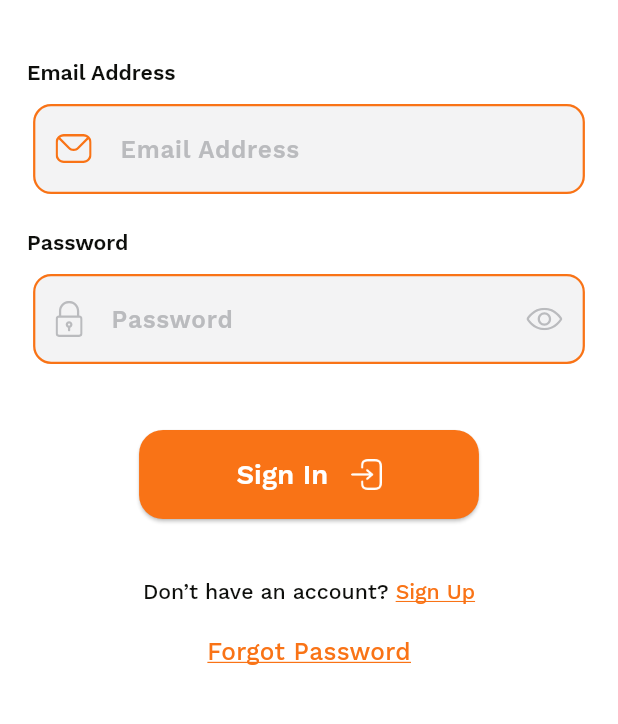
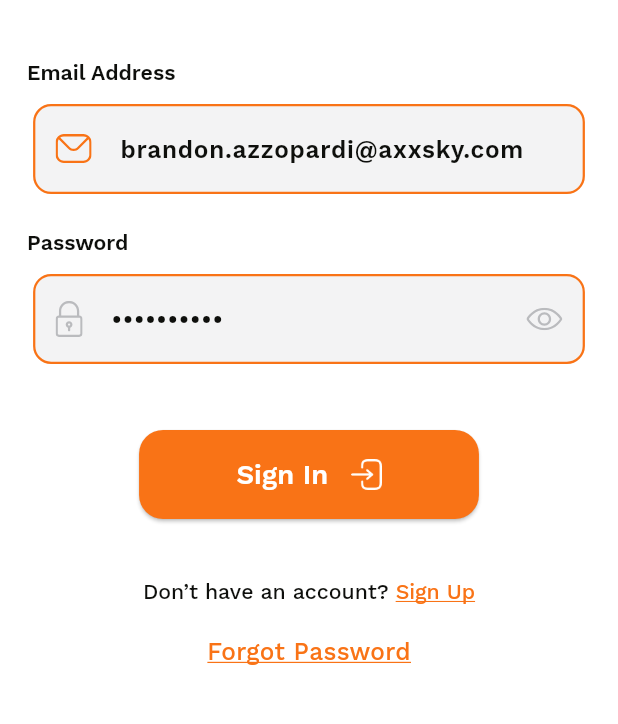
Before and after one commit to prashantkareliya/fortfitness, a Flutter app: the screen it shows after launch, after a tap on "Sign In", on a phone screen of 412 x 824 dp, the part 430-1154 px from its top. Run offline on Flutter 3.47's test engine with Material 3 defaults, Android fonts, the phone set to English and light mode, and no system bars; drawn by our look-alikes of modal_progress_hud_nsn; our stand-ins replace bloc, cached_network_image, connectivity_plus, firebase_core, firebase_messaging, flutter_bloc and 12 more; missing offline and left inert: flutter_cached_pdfview; accounts and stored records are empty; network calls fail.

```diff
--- a/lib/screens/auth/bloc_user/user_bloc.dart
+++ b/lib/screens/auth/bloc_user/user_bloc.dart
@@ -1,5 +1,4 @@
 import 'package:bloc/bloc.dart';
-import 'package:fortfitness/screens/auth/model/login_response.dart';
 import 'package:fortfitness/screens/profile/data/profile_repository.dart';
 import 'package:fortfitness/screens/profile/model/profile_response.dart';
 import 'package:meta/meta.dart';
@@ -15,12 +14,12 @@ class UserBloc extends Bloc<UserEvent, UserState> {
     on<GetUserEvent>(getUserProfile);
   }
 
-
   getUserProfile(GetUserEvent event, Emitter<UserState> emit) async {
     final response = await profileRepository.getProfile();
     response.when(success: (success) {
       emit(state.copyWith(profileResponse: success));
     }, failure: (failure) {
+      emit(state.copyWith(error: failure));
     });
   }
 }
--- a/lib/screens/auth/bloc_user/user_state.dart
+++ b/lib/screens/auth/bloc_user/user_state.dart
@@ -5,7 +5,7 @@ class UserState {
   final ProfileResponse? profileResponse;
 
   const UserState({this.profileResponse});
-  UserState copyWith({ProfileResponse? profileResponse}){
+  UserState copyWith({ProfileResponse? profileResponse, String? error}) {
     return UserState(profileResponse: profileResponse ?? this.profileResponse);
   }
 }
--- a/lib/screens/auth/sign_in/sign_in.dart
+++ b/lib/screens/auth/sign_in/sign_in.dart
@@ -38,9 +38,9 @@ class _SignInScreenState extends State<SignInScreen> {
   final _formKey = GlobalKey<FormState>();
 
   TextEditingController emailController =
-      TextEditingController(/*text: "brandon.azzopardi@axxsky.com"*/);
+      TextEditingController(text: "brandon.azzopardi@axxsky.com");
   TextEditingController passwordController =
-      TextEditingController(/*text: "Test1234!!"*/);
+      TextEditingController(text: "Test1234!!");
 
   AuthBloc authBloc =
       AuthBloc(AuthRepository(authDatasource: AuthDatasource()));
--- a/lib/screens/dashboard/dashboard_screen.dart
+++ b/lib/screens/dashboard/dashboard_screen.dart
@@ -56,6 +56,8 @@ class _DashboardScreenState extends State<DashboardScreen> {
               bloc: profileBloc,
               listener: (context, state) async {
                 if (state is ProfileFailure) {
+                  Helpers.showSnackBar(context, state.error);
+                  print("########################## ${state.error}");
                   logout();
                 }
                 if (state is ProfileLoading) {}
--- a/lib/screens/profile/bloc/profile_state.dart
+++ b/lib/screens/profile/bloc/profile_state.dart
@@ -43,8 +43,6 @@ class UpdateProfileFailure extends ProfileState {
   UpdateProfileFailure(this.error);
 }
 
-
-
 //Logout states
 class LogoutLoading extends ProfileState {
   final bool isBusy;
```
